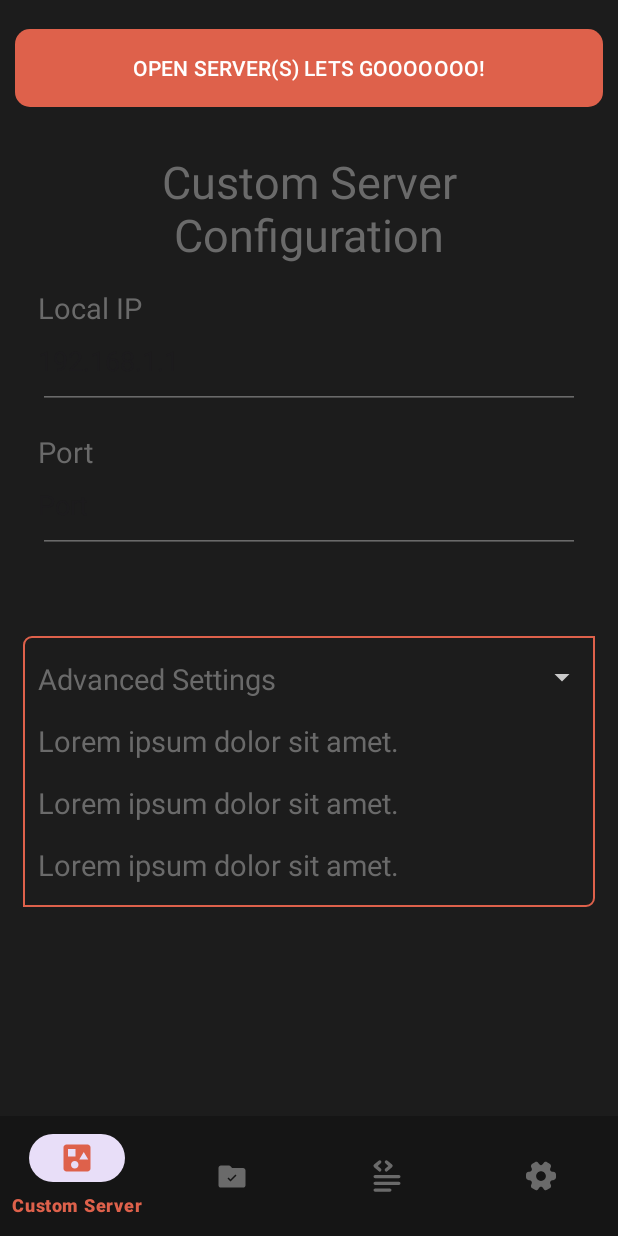
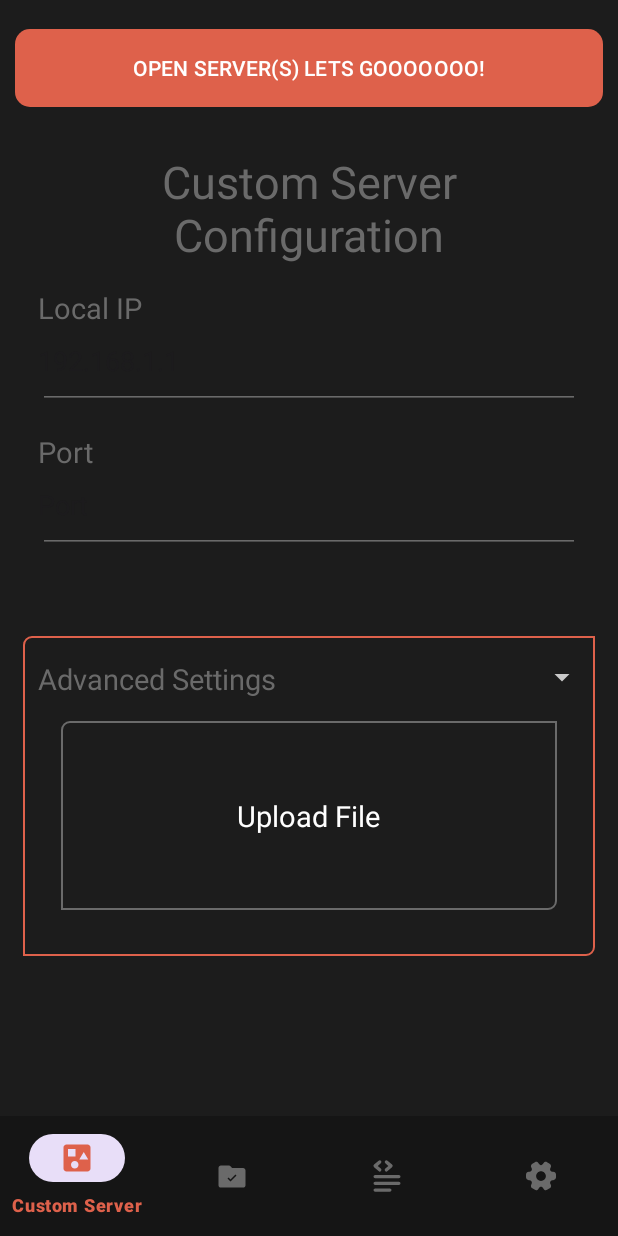
Before and after one commit to ozgurbaykal/HostMobile, an Android app: the CustomServerFragment screen opened directly, with no data from a screen before it, after a tap on "Advanced Settings", on a phone screen of 412 x 824 dp. Run offline under Robolectric (Android 15) with nearby library versions, the phone set to English and light mode, and no system bars; our stand-ins replace Room's generated code; 1 statement that could not run was skipped.

Commit message:
add upload file button and create new roomDatabase to keep selected folder names

```diff
--- a/app/src/main/AndroidManifest.xml
+++ b/app/src/main/AndroidManifest.xml
@@ -7,6 +7,8 @@
     <uses-permission android:name="android.permission.FOREGROUND_SERVICE" />
     <uses-permission android:name="android.permission.ACCESS_WIFI_STATE"/>
     <uses-permission android:name="android.permission.POST_NOTIFICATIONS" />
+    <uses-permission android:name="android.permission.READ_EXTERNAL_STORAGE" />
+    <uses-permission android:name="android.permission.WRITE_EXTERNAL_STORAGE" />
 
     <application
         android:allowBackup="true"
--- /dev/null
+++ b/app/src/main/java/com/ozgurbaykal/hostmobile/model/AppDatabase.kt
@@ -0,0 +1,34 @@
+package com.ozgurbaykal.hostmobile.model
+
+import android.content.Context
+import androidx.room.Database
+import androidx.room.Room
+import androidx.room.RoomDatabase
+
+@Database(entities = [CustomServerFolders::class], version = 1)
+abstract class AppDatabase : RoomDatabase(){
+    abstract fun folderDao(): CustomServerFoldersDao
+
+
+
+    companion object {
+        @Volatile
+        private var INSTANCE: AppDatabase? = null
+
+        fun getDatabase(context: Context): AppDatabase {
+            val tempInstance = INSTANCE
+            if (tempInstance != null) {
+                return tempInstance
+            }
+            synchronized(this) {
+                val instance = Room.databaseBuilder(
+                    context.applicationContext,
+                    AppDatabase::class.java,
+                    "host_mobile_app_database"
+                ).build()
+                INSTANCE = instance
+                return instance
+            }
+        }
+    }
+}
--- /dev/null
+++ b/app/src/main/java/com/ozgurbaykal/hostmobile/model/CustomServerFoldersDao.kt
@@ -0,0 +1,18 @@
+package com.ozgurbaykal.hostmobile.model
+
+import androidx.room.Dao
+import androidx.room.Delete
+import androidx.room.Insert
+import androidx.room.Query
+
+@Dao
+interface CustomServerFoldersDao {
+    @Query("SELECT * FROM customserverfolders")
+    fun getAll(): List<CustomServerFolders>
+
+    @Insert
+    fun insert(folder: CustomServerFolders)
+
+    @Delete
+    fun delete(folder: CustomServerFolders)
+}
--- a/app/src/main/java/com/ozgurbaykal/hostmobile/view/CustomServerFragment.kt
+++ b/app/src/main/java/com/ozgurbaykal/hostmobile/view/CustomServerFragment.kt
@@ -1,6 +1,14 @@
 package com.ozgurbaykal.hostmobile.view
 
+import android.app.Activity
+import android.content.Context
+import android.content.Intent
+import android.net.Uri
 import android.os.Bundle
+import android.os.Environment
+import android.os.FileUtils
+import android.provider.DocumentsContract
+import android.provider.OpenableColumns
 import android.text.Editable
 import android.text.TextWatcher
 import android.util.Log
@@ -10,19 +18,30 @@ import android.view.ViewGroup
 import android.widget.EditText
 import android.widget.LinearLayout
 import android.widget.RelativeLayout
+import androidx.activity.result.contract.ActivityResultContracts
+import androidx.core.content.ContextCompat
 import androidx.core.view.isVisible
+import androidx.documentfile.provider.DocumentFile
 import androidx.fragment.app.Fragment
 import com.ozgurbaykal.hostmobile.R
+import com.ozgurbaykal.hostmobile.control.CopyFolderManagerCustomServer
 import com.ozgurbaykal.hostmobile.control.CustomLocalAddress
 import com.ozgurbaykal.hostmobile.control.CustomServerController
 import com.ozgurbaykal.hostmobile.control.SharedPreferenceManager
 import com.ozgurbaykal.hostmobile.databinding.FragmentCustomServerBinding
-import com.ozgurbaykal.hostmobile.service.CustomHttpService
-import com.ozgurbaykal.hostmobile.service.ServiceUtils
+import com.ozgurbaykal.hostmobile.view.customdialog.CustomDialogManager
+import com.ozgurbaykal.hostmobile.view.customdialog.CustomDialogTypes
+import java.io.File
+import java.io.FileInputStream
+import java.io.FileOutputStream
+import java.io.IOException
+
 
 class CustomServerFragment : Fragment(R.layout.fragment_custom_server) {
 
     private val TAG = "_CustomServerFragment"
+
+    private val requestCodeForOpenDocumentTree = 10
 
     private var _binding: FragmentCustomServerBinding? = null
     private val binding get() = _binding!!
@@ -32,6 +51,8 @@ class CustomServerFragment : Fragment(R.layout.fragment_custom_server) {
 
     private lateinit var localIpEditText : EditText
     private lateinit var customServerPortEditText : EditText
+
+    private lateinit var uploadFileLinear : LinearLayout
 
     override fun onCreateView(
         inflater: LayoutInflater,
@@ -46,6 +67,7 @@ class CustomServerFragment : Fragment(R.layout.fragment_custom_server) {
 
         advancedSettingsButton = binding.advancedSettingsRelativeLayoutButton
         dropDownLinear = binding.dropDownLinear
+        uploadFileLinear = binding.uploadFileLinear
 
         localIpEditText = binding.customServerLocalIpEditText
         customServerPortEditText = binding.customServerPortEditText
@@ -53,6 +75,7 @@ class CustomServerFragment : Fragment(R.layout.fragment_custom_server) {
         if(SharedPreferenceManager.readInteger("customServerPort", -1) != -1){
 
             customServerPortEditText.setText(SharedPreferenceManager.readInteger("customServerPort", -1).toString())
+            Log.i(TAG, " customServerPort from preference: " + SharedPreferenceManager.readInteger("customServerPort", -1).toString())
         }
 
         customServerPortEditText.addTextChangedListener(object : TextWatcher {
@@ -69,6 +92,15 @@ class CustomServerFragment : Fragment(R.layout.fragment_custom_server) {
             }
         })
 
+
+
+        uploadFileLinear.setOnClickListener {
+            Log.i(TAG, "uploadFileLinear clicked")
+
+            val intent = Intent(Intent.ACTION_OPEN_DOCUMENT_TREE)
+            resultLauncher.launch(intent)
+        }
+
         localIpEditText.setText(CustomLocalAddress.getIpAddress(requireContext()))
 
         advancedSettingsButton.setOnClickListener {
@@ -82,4 +114,26 @@ class CustomServerFragment : Fragment(R.layout.fragment_custom_server) {
 
         return view
     }
+
+    private var resultLauncher = registerForActivityResult(ActivityResultContracts.StartActivityForResult()) { result ->
+        if (result.resultCode == Activity.RESULT_OK) {
+            val treeUri: Uri? = result.data?.data
+            val takeFlags: Int = Intent.FLAG_GRANT_READ_URI_PERMISSION or
+                    Intent.FLAG_GRANT_WRITE_URI_PERMISSION
+// Check for the freshest data.
+            treeUri?.let { requireActivity().contentResolver.takePersistableUriPermission(it, takeFlags) }
+
+            if (treeUri != null) {
+                val appSpecificExternalDir = ContextCompat.getExternalFilesDirs(requireContext(), null)[0]
+                Log.i(TAG, "appSpecificExternalDir: " + appSpecificExternalDir)
+                val fileUtils = CopyFolderManagerCustomServer(requireContext())
+
+                fileUtils.copyFilesFromUriToAppFolder(requireContext(), treeUri, appSpecificExternalDir)
+
+            }
+        }
+    }
+
+
+
 }
--- a/app/src/main/java/com/ozgurbaykal/hostmobile/view/MainActivity.kt
+++ b/app/src/main/java/com/ozgurbaykal/hostmobile/view/MainActivity.kt
@@ -1,39 +1,45 @@
 package com.ozgurbaykal.hostmobile.view
 
 import android.Manifest
-import android.app.Notification
 import android.app.NotificationChannel
 import android.app.NotificationManager
-import android.content.Context
 import android.content.Intent
 import android.content.pm.PackageManager
 import android.content.res.ColorStateList
-import android.net.wifi.WifiManager
+import android.os.AsyncTask
 import android.os.Build
-import androidx.appcompat.app.AppCompatActivity
 import android.os.Bundle
+import android.os.Environment
 import android.util.Log
 import android.widget.Button
 import androidx.activity.result.contract.ActivityResultContracts
 import androidx.annotation.RequiresApi
-import androidx.core.app.NotificationCompat
-import androidx.core.content.ContentProviderCompat.requireContext
+import androidx.appcompat.app.AppCompatActivity
 import androidx.core.content.ContextCompat
 import androidx.fragment.app.Fragment
+import androidx.fragment.app.add
+import androidx.fragment.app.commit
+import androidx.room.Room
 import com.google.android.material.bottomnavigation.BottomNavigationView
 import com.ozgurbaykal.hostmobile.R
+import com.ozgurbaykal.hostmobile.control.CustomLocalAddress
+import com.ozgurbaykal.hostmobile.control.CustomServerController
 import com.ozgurbaykal.hostmobile.control.SharedPreferenceManager
 import com.ozgurbaykal.hostmobile.databinding.ActivityMainBinding
-import androidx.fragment.app.add
-import androidx.fragment.app.commit
-import com.ozgurbaykal.hostmobile.control.CustomLocalAddress
-import com.ozgurbaykal.hostmobile.control.CustomServerController
+import com.ozgurbaykal.hostmobile.model.AppDatabase
+import com.ozgurbaykal.hostmobile.model.CustomServerFolders
 import com.ozgurbaykal.hostmobile.service.CustomHttpService
 import com.ozgurbaykal.hostmobile.service.DefaultHttpService
 import com.ozgurbaykal.hostmobile.service.NetworkUtils
 import com.ozgurbaykal.hostmobile.service.ServiceUtils
 import com.ozgurbaykal.hostmobile.view.customdialog.CustomDialogManager
 import com.ozgurbaykal.hostmobile.view.customdialog.CustomDialogTypes
+import kotlinx.coroutines.Dispatchers
+import kotlinx.coroutines.GlobalScope
+import kotlinx.coroutines.launch
+import java.io.File
+import java.io.IOException
+
 
 class MainActivity : AppCompatActivity() {
     private val TAG = "_MainActivity"
@@ -48,6 +54,17 @@ class MainActivity : AppCompatActivity() {
         binding = ActivityMainBinding.inflate(layoutInflater)
         val view = binding.root
         setContentView(view)
+
+            SharedPreferenceManager.init(this@MainActivity)
+
+            //IF APP OPEN FIRST TIME, SHOW TUTORIAL
+            if(SharedPreferenceManager.readBoolean("isNewUser", true) == true){
+                val intent = Intent (this@MainActivity, TutorialActivity::class.java)
+                startActivity(intent)
+            }
+
+            //THIS METOD REMOVED FOR NOW
+            //createCustomServerFilesDirectory("${Environment.getExternalStorageDirectory()}/CustomServerFilesHostMobile")
 
         openServerButton = binding.openServerButton
 
@@ -67,6 +84,10 @@ class MainActivity : AppCompatActivity() {
                 openServerButton.text = "Server(s) Running  -  STOP"
                 val colorStateList = ColorStateList.valueOf(ContextCompat.getColor(this, R.color.custom_blue))
                 openServerButton.backgroundTintList = colorStateList
+
+
+            }else{
+                SharedPreferenceManager.writeInteger("customServerPort", -1)
             }
 
         openServerButton.setOnClickListener {
@@ -123,17 +144,9 @@ class MainActivity : AppCompatActivity() {
                 openServerButton.tag = "CLOSE"
             }
 
+        }
 
 
-        }
-
-        SharedPreferenceManager.init(this@MainActivity)
-
-        //IF APP OPEN FIRST TIME, SHOW TUTORIAL
-        if(SharedPreferenceManager.readBoolean("isNewUser", true) == true){
-            val intent = Intent (this@MainActivity, TutorialActivity::class.java)
-            startActivity(intent)
-        }
 
         bottomNav = binding.bottomNavigation
 
@@ -170,8 +183,34 @@ class MainActivity : AppCompatActivity() {
             askNotificationPerm();
 
             Log.i(TAG, "IP ADRESS DEVICE -> " + CustomLocalAddress.getIpAddress(this@MainActivity))
+
+            //CREATE ROOM DATABASE
+            GlobalScope.launch(Dispatchers.IO) {
+                val database = AppDatabase.getDatabase(this@MainActivity)
+            }
+
+
         }
 
+    private fun createCustomServerFilesDirectory(path: String) {
+
+        val folder = File(Environment.getExternalStorageDirectory().toString() + "/CustomServerFilesHostMobile")
+
+        if (!folder.exists()) {
+            folder.mkdirs()
+        }
+
+        val file = File(folder, "customServerConfig.txt")
+
+        if (!file.exists()) {
+            try {
+                file.createNewFile()
+            } catch (e: IOException) {
+                e.printStackTrace()
+            }
+        }
+
+    }
 
     @RequiresApi(Build.VERSION_CODES.TIRAMISU)
     private fun askNotificationPerm(){
--- /dev/null
+++ b/app/src/main/res/drawable/custom_border_gray.xml
@@ -0,0 +1,18 @@
+<?xml version="1.0" encoding="utf-8"?>
+<shape xmlns:android="http://schemas.android.com/apk/res/android"
+    android:shape="rectangle" >
+    <!-- This is the stroke you want to define -->
+    <stroke android:width="1dp"
+        android:color="@color/custom_gray"/>
+
+    <!-- Optional, round your corners -->
+    <corners android:bottomLeftRadius="0dp"
+        android:topLeftRadius="5dp"
+        android:bottomRightRadius="5dp"
+        android:topRightRadius="0dp" />
+
+    <!-- Optional, fill the rest of your background with a color or gradient, use transparent if you only want the border to be displayed-->
+    <gradient android:startColor="@android:color/transparent"
+        android:endColor="@android:color/transparent"
+        android:angle="90"/>
+</shape>
--- a/app/src/main/res/layout/fragment_custom_server.xml
+++ b/app/src/main/res/layout/fragment_custom_server.xml
@@ -106,32 +106,27 @@
                 android:layout_width="match_parent"
                 android:layout_height="wrap_content"
                 android:orientation="vertical"
-                android:layout_below="@+id/textView1"
-                android:visibility="gone">
+                android:visibility="gone"
+                android:layout_below="@+id/textView1">
 
-                <TextView
-                    android:layout_width="wrap_content"
-                    android:layout_height="wrap_content"
-                    android:layout_marginTop="15dp"
-                    android:text="@string/lorem_ipsum_5word"
-                    android:textColor="@color/custom_gray"
-                    android:textSize="19sp" />
+                <LinearLayout
+                    android:id="@+id/uploadFileLinear"
+                    android:layout_margin="15dp"
+                    android:layout_width="match_parent"
+                    android:layout_height="match_parent"
+                    android:orientation="vertical"
+                    android:gravity="center"
+                    android:padding="50dp"
+                    android:background="@drawable/custom_border_gray">
 
-                <TextView
-                    android:layout_width="wrap_content"
-                    android:layout_height="wrap_content"
-                    android:layout_marginTop="15dp"
-                    android:text="@string/lorem_ipsum_5word"
-                    android:textColor="@color/custom_gray"
-                    android:textSize="19sp" />
+                    <TextView
+                        android:layout_width="wrap_content"
+                        android:layout_height="wrap_content"
+                        android:text="Upload File"
+                        android:textColor="@color/white"
+                        android:textSize="19dp" />
 
-                <TextView
-                    android:layout_width="wrap_content"
-                    android:layout_height="wrap_content"
-                    android:layout_marginTop="15dp"
-                    android:text="@string/lorem_ipsum_5word"
-                    android:textColor="@color/custom_gray"
-                    android:textSize="19sp" />
+                </LinearLayout>
 
             </LinearLayout>
 
```
Also changed, not shown: app/build.gradle (+10 -3 lines), app/src/main/java/com/ozgurbaykal/hostmobile/control/CopyFolderManagerCustomServer.kt (added, +81 -0 lines), app/src/main/java/com/ozgurbaykal/hostmobile/model/CustomServerFolders.kt (added, +11 -0 lines), app/src/main/res/drawable/check.png (added), app/src/main/res/drawable/warning.png (added).
